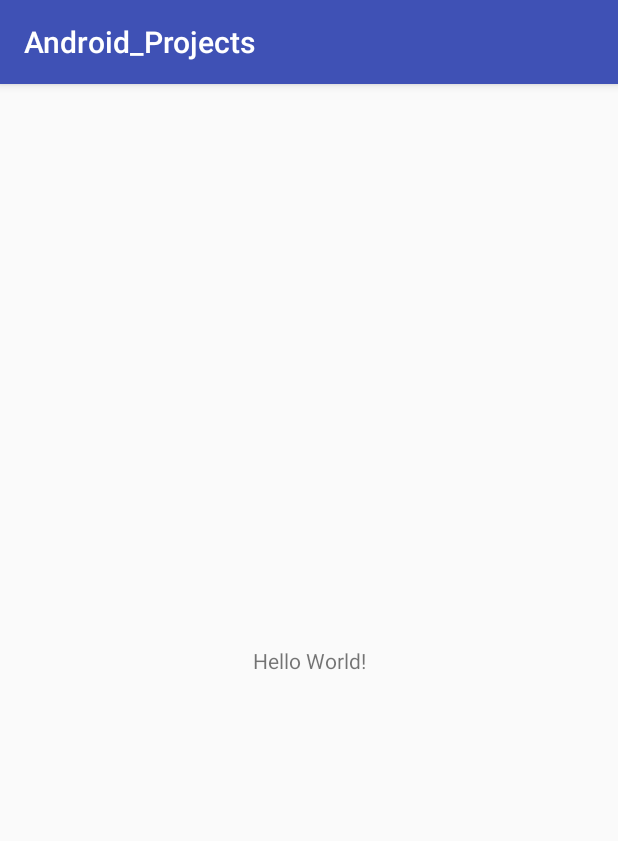
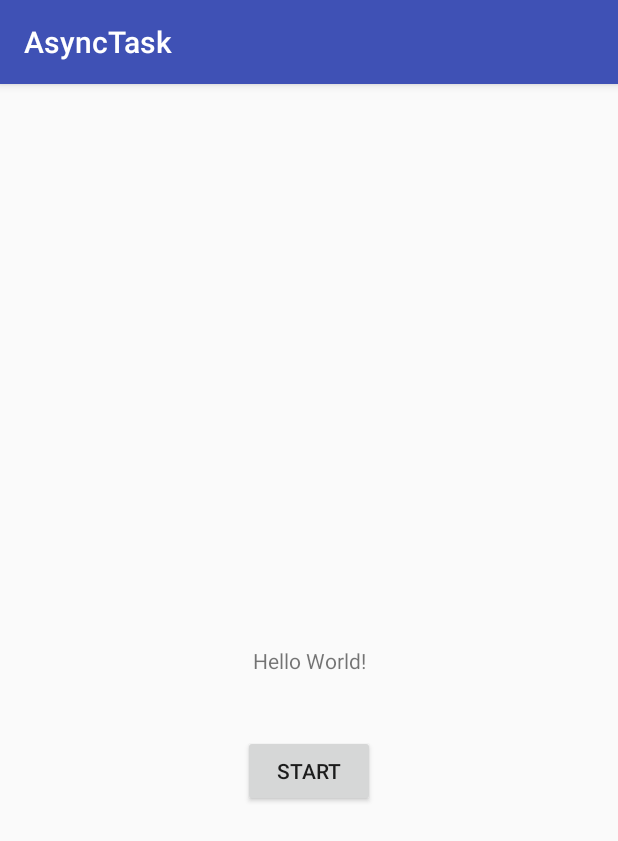
Before and after one commit to tgriff34/Android, an Android app: the screen it shows after launch (MainActivity), on a phone screen of 412 x 824 dp. Shown: the top 841 px of the screen. Run offline under Robolectric (Android 15) with nearby library versions, the phone set to English and light mode, and no system bars.

Commit message:
Async Task

```diff
--- a/app/src/main/res/layout/activity_main.xml
+++ b/app/src/main/res/layout/activity_main.xml
@@ -7,6 +7,7 @@
     tools:context="com.example.tristan.android_projects.MainActivity">
 
     <TextView
+        android:id="@+id/textView"
         android:layout_width="wrap_content"
         android:layout_height="wrap_content"
         android:text="Hello World!"
@@ -15,4 +16,16 @@
         app:layout_constraintRight_toRightOf="parent"
         app:layout_constraintTop_toTopOf="parent" />
 
+    <Button
+        android:id="@+id/button"
+        android:layout_width="wrap_content"
+        android:layout_height="wrap_content"
+        android:layout_marginEnd="8dp"
+        android:layout_marginStart="8dp"
+        android:layout_marginTop="40dp"
+        android:text="Start"
+        app:layout_constraintEnd_toEndOf="parent"
+        app:layout_constraintStart_toStartOf="parent"
+        app:layout_constraintTop_toBottomOf="@+id/textView" />
+
 </android.support.constraint.ConstraintLayout>
--- a/app/src/main/res/values/strings.xml
+++ b/app/src/main/res/values/strings.xml
@@ -1,3 +1,3 @@
 <resources>
-    <string name="app_name">Android_Projects</string>
+    <string name="app_name">AsyncTask</string>
 </resources>
```
Also changed, not shown: app/src/main/java/com/example/tristan/android_projects/MainActivity.java (+49 -0 lines), gradle/wrapper/gradle-wrapper.properties.
